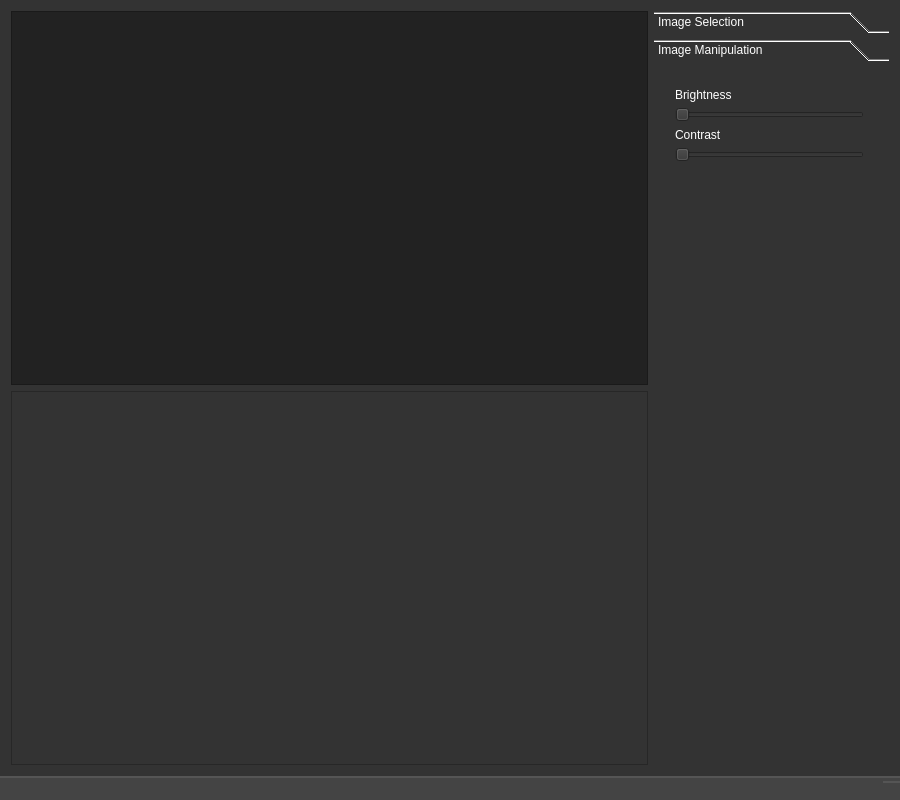
Qt form ui/mainwindow.ui (BenJuan26/OpenSkyStacker) before a commit.
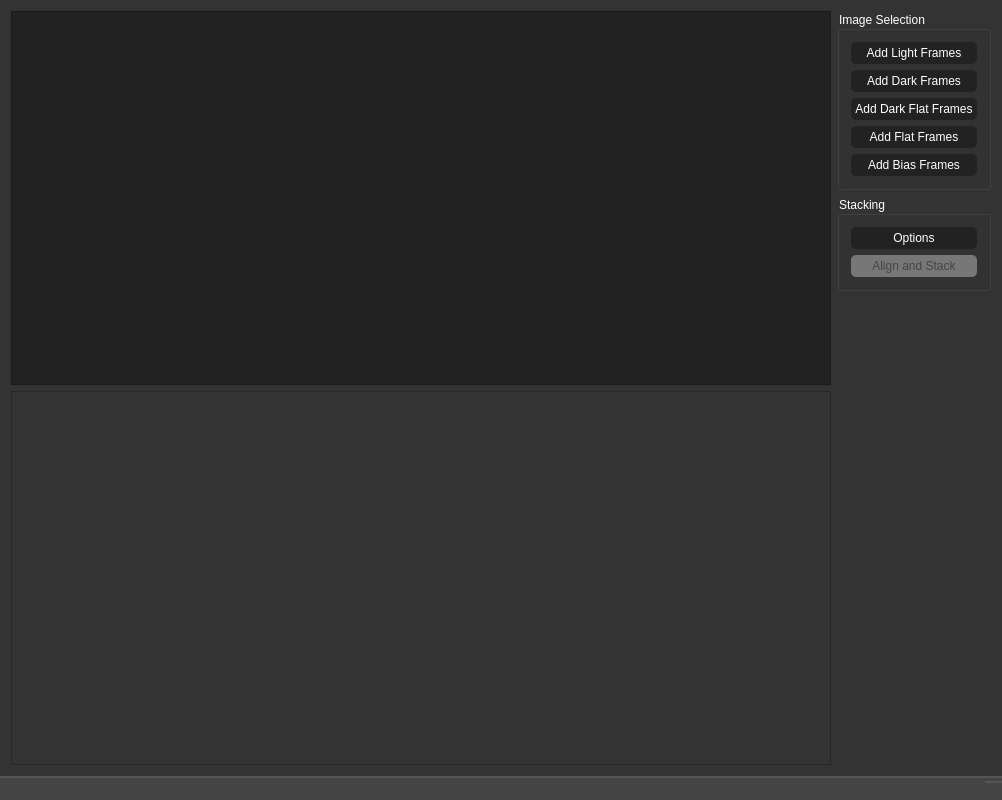
The same form after that commit. The open tabs and pages were chosen to show the change. Custom widgets are drawn as their Qt base class.

Commit message: Add options button

Diff of the .ui file:
```diff
--- a/ui/mainwindow.ui
+++ b/ui/mainwindow.ui
@@ -6,7 +6,7 @@
    <rect>
     <x>0</x>
     <y>0</y>
-    <width>900</width>
+    <width>1002</width>
     <height>800</height>
    </rect>
   </property>
@@ -59,33 +59,26 @@
       </property>
      </widget>
     </item>
-    <item row="2" column="1">
-     <widget class="QToolBox" name="toolBox_2">
-      <property name="enabled">
-       <bool>true</bool>
-      </property>
-      <property name="minimumSize">
-       <size>
-        <width>235</width>
-        <height>0</height>
-       </size>
-      </property>
-      <property name="maximumSize">
-       <size>
-        <width>235</width>
-        <height>16777215</height>
-       </size>
+    <item row="2" column="1" rowspan="2">
+     <layout class="QVBoxLayout" name="verticalLayout">
+      <item>
+       <widget class="QGroupBox" name="groupBox">
+        <property name="sizePolicy">
+         <sizepolicy hsizetype="Preferred" vsizetype="Maximum">
+          <horstretch>0</horstretch>
+          <verstretch>0</verstretch>
+         </sizepolicy>
       </property>
       <property name="styleSheet">
        <string notr="true">QWidget {
-	color: white;
+    color: white;
 }
 
 QPushButton {
-	color: white;
-	background-color: #222;
-     border-radius: 5px;
-	padding: 4px;
+    color: white;
+    background-color: #222;
+    border-radius: 5px;
+    padding: 4px;
 }
 
 QPushButton:hover {
@@ -93,36 +86,13 @@
 }
 
 QPushButton:disabled {
-	color: #444;
-	background-color: #777;
+    color: #444;
+    background-color: #777;
 }</string>
       </property>
-      <property name="currentIndex">
-       <number>0</number>
-      </property>
-      <widget class="QWidget" name="page_3">
-       <property name="enabled">
-        <bool>true</bool>
-       </property>
-       <property name="geometry">
-        <rect>
-         <x>0</x>
-         <y>0</y>
-         <width>235</width>
-         <height>202</height>
-        </rect>
-       </property>
-       <property name="sizePolicy">
-        <sizepolicy hsizetype="Preferred" vsizetype="Fixed">
-         <horstretch>0</horstretch>
-         <verstretch>0</verstretch>
-        </sizepolicy>
-       </property>
-       <attribute name="label">
+        <property name="title">
         <string>Image Selection</string>
-       </attribute>
-       <layout class="QVBoxLayout" name="verticalLayout_3">
-        <item>
+        </property>
          <layout class="QVBoxLayout" name="verticalLayout_2">
           <item>
            <widget class="QPushButton" name="buttonSelectLightFrames">
@@ -133,7 +103,7 @@
              </sizepolicy>
             </property>
             <property name="text">
-             <string>Select Light Frames</string>
+            <string>Add Light Frames</string>
             </property>
            </widget>
           </item>
@@ -143,7 +113,7 @@
              <bool>true</bool>
             </property>
             <property name="text">
-             <string>Select Dark Frames</string>
+            <string>Add Dark Frames</string>
             </property>
            </widget>
           </item>
@@ -153,7 +123,7 @@
              <bool>true</bool>
             </property>
             <property name="text">
-             <string>Select Dark Flat Frames</string>
+            <string>Add Dark Flat Frames</string>
             </property>
            </widget>
           </item>
@@ -163,7 +133,7 @@
              <bool>true</bool>
             </property>
             <property name="text">
-             <string>Select Flat Frames</string>
+            <string>Add Flat Frames</string>
             </property>
            </widget>
           </item>
@@ -173,7 +143,50 @@
              <bool>true</bool>
             </property>
             <property name="text">
-             <string>Select Bias Frames</string>
+            <string>Add Bias Frames</string>
+           </property>
+          </widget>
+         </item>
+        </layout>
+       </widget>
+      </item>
+      <item>
+       <widget class="QGroupBox" name="groupBox_2">
+        <property name="sizePolicy">
+         <sizepolicy hsizetype="Preferred" vsizetype="Maximum">
+          <horstretch>0</horstretch>
+          <verstretch>0</verstretch>
+         </sizepolicy>
+        </property>
+        <property name="styleSheet">
+         <string notr="true">QWidget {
+    color: white;
+}
+
+QPushButton {
+    color: white;
+    background-color: #222;
+    border-radius: 5px;
+    padding: 4px;
+}
+
+QPushButton:hover {
+    background-color: #2d74da;
+}
+
+QPushButton:disabled {
+    color: #444;
+    background-color: #777;
+}</string>
+        </property>
+        <property name="title">
+         <string>Stacking</string>
+        </property>
+        <layout class="QVBoxLayout" name="verticalLayout_3">
+         <item>
+          <widget class="QPushButton" name="buttonOptions">
+           <property name="text">
+            <string>Options</string>
             </property>
            </widget>
           </item>
@@ -188,84 +201,24 @@
            </widget>
           </item>
          </layout>
-        </item>
-       </layout>
-      </widget>
-      <widget class="QWidget" name="page_4">
-       <property name="enabled">
-        <bool>true</bool>
-       </property>
-       <property name="geometry">
-        <rect>
-         <x>0</x>
-         <y>0</y>
-         <width>235</width>
-         <height>293</height>
-        </rect>
-       </property>
-       <attribute name="label">
-        <string>Image Manipulation</string>
-       </attribute>
-       <widget class="QWidget" name="verticalLayoutWidget">
-        <property name="geometry">
-         <rect>
-          <x>10</x>
-          <y>10</y>
-          <width>211</width>
-          <height>95</height>
-         </rect>
-        </property>
-        <layout class="QVBoxLayout" name="verticalLayout">
-         <item>
-          <widget class="QLabel" name="label">
-           <property name="text">
-            <string>Brightness</string>
-           </property>
-          </widget>
+       </widget>
          </item>
          <item>
-          <widget class="QSlider" name="horizontalSlider">
-           <property name="orientation">
-            <enum>Qt::Horizontal</enum>
-           </property>
-          </widget>
-         </item>
-         <item>
-          <widget class="QLabel" name="label_2">
-           <property name="text">
-            <string>Contrast</string>
-           </property>
-          </widget>
-         </item>
-         <item>
-          <widget class="QSlider" name="horizontalSlider_2">
-           <property name="orientation">
-            <enum>Qt::Horizontal</enum>
-           </property>
-          </widget>
-         </item>
-        </layout>
-       </widget>
-      </widget>
-     </widget>
-    </item>
-    <item row="3" column="1">
      <spacer name="verticalSpacer">
       <property name="orientation">
        <enum>Qt::Vertical</enum>
       </property>
-      <property name="sizeType">
-       <enum>QSizePolicy::Maximum</enum>
-      </property>
       <property name="sizeHint" stdset="0">
        <size>
         <width>20</width>
-        <height>170</height>
+          <height>40</height>
        </size>
       </property>
      </spacer>
     </item>
    </layout>
+    </item>
+   </layout>
   </widget>
   <widget class="QMenuBar" name="menuBar">
    <property name="geometry">
```
Left out of the diff: 4 changed lines with no effect on the pictures. Lines whose indentation alone changed are shown as unchanged. The commit also changes 1 other file.
